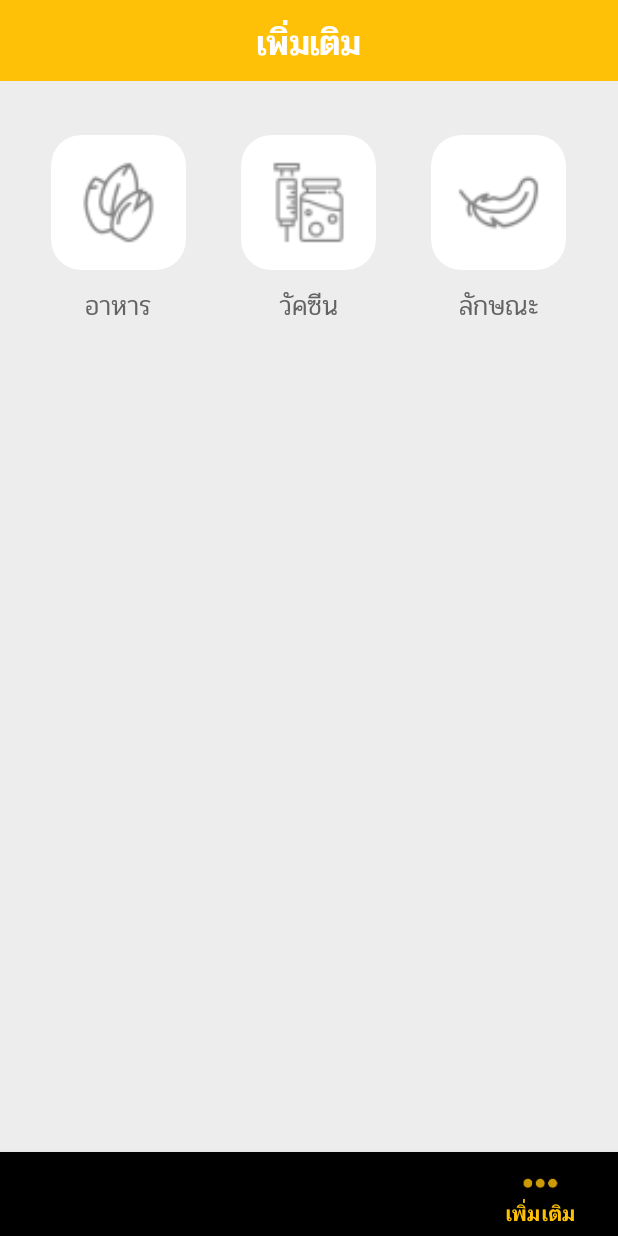
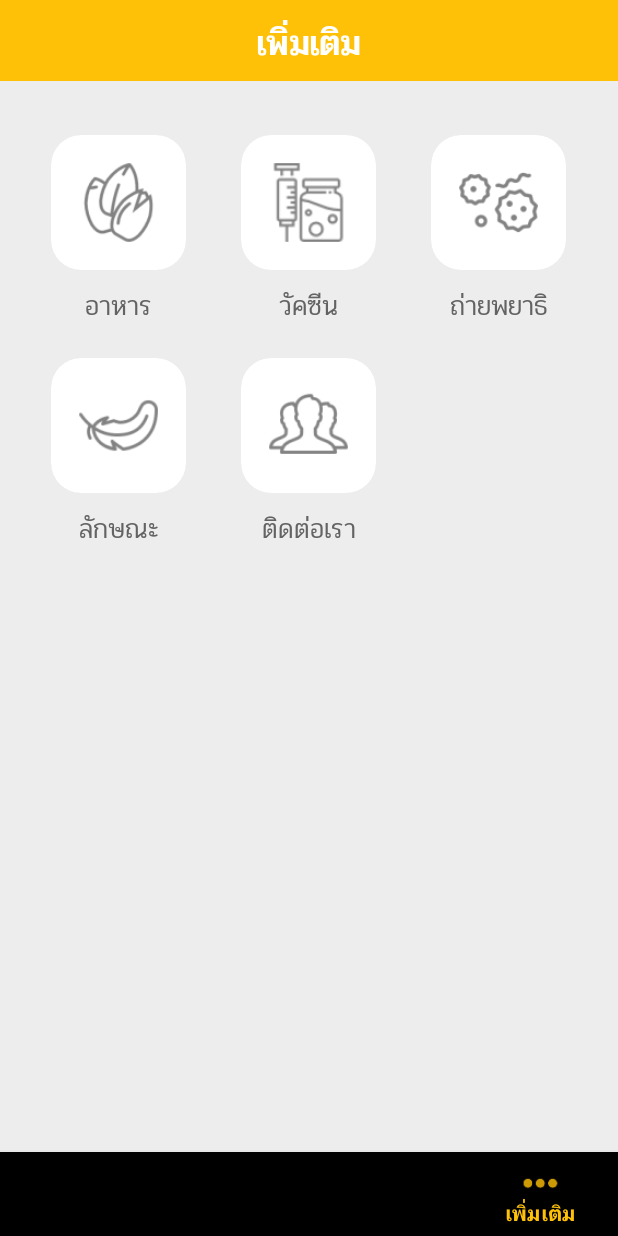
Before and after one commit to MelonDev/Thai-NativeChickenExpertSystem, an Android app: the screen it shows after launch (MainActivity), item 4 of the bottom bar chosen, on a phone screen of 412 x 824 dp. Run offline under Robolectric (Android 15) with nearby library versions, the phone set to English and light mode, and no system bars; our stand-ins replace Firebase (no records; nobody signed in at launch, a user with empty details on screens opened directly), FlexboxLayout, Picasso; libraries missing offline, so code that uses them is left out: at.wirecube.additiveanimations, com.jaredrummler.android; plain views replace BottomBar; pictures from the network do not load; Roboto replaces fonts that are not available here; 1 statement that could not run was skipped.

Commit message:
13 July 2019

```diff
--- a/app/build.gradle
+++ b/app/build.gradle
@@ -13,8 +13,8 @@ android {
         applicationId "th.ac.up.agr.thai_nativechickenexpertsystem"
         minSdkVersion 23
         targetSdkVersion 28
-        versionCode 6
-        versionName "0.6"
+        versionCode 7
+        versionName "0.7"
         testInstrumentationRunner "android.support.test.runner.AndroidJUnitRunner"
     }
     buildTypes {
--- a/app/src/main/java/th/ac/up/agr/thai_nativechickenexpertsystem/Adapter/MoreMenuAdapter.kt
+++ b/app/src/main/java/th/ac/up/agr/thai_nativechickenexpertsystem/Adapter/MoreMenuAdapter.kt
@@ -6,6 +6,7 @@ import android.graphics.BitmapFactory
 import android.view.LayoutInflater
 import android.view.ViewGroup
 import androidx.recyclerview.widget.RecyclerView
+import com.bumptech.glide.Glide
 import com.squareup.picasso.Picasso
 import th.ac.up.agr.thai_nativechickenexpertsystem.ContainerActivity
 import th.ac.up.agr.thai_nativechickenexpertsystem.Data.IconSet
@@ -37,13 +38,21 @@ class MoreMenuAdapter(val context: Context, val data: ArrayList<IconSet>) : Recy
 
         //val option = BitmapFactory.Options()
         //option.inSampleSize =
-        val bitmap = BitmapFactory.decodeResource(context.resources, slot.image)
-        holder.imageView.setImageBitmap(bitmap)
+        //val bitmap = BitmapFactory.decodeResource(context.resources, slot.image)
+        //holder.imageView.setImageBitmap(bitmap)
+
+        Glide.with(context).load(slot.image).into(holder.imageView)
 
         holder.imageView.setOnClickListener {
-            val intent = Intent(context, ContainerActivity::class.java)
+            var intent :Intent = Intent()
+            if(slot.activity != null){
+                intent = Intent(context, slot.activity::class.java)
+            }else {
+                intent = Intent(context, ContainerActivity::class.java)
+            }
             intent.putExtra("TITLE",slot.name)
-            context.startActivity(intent) }
+            context.startActivity(intent)
+        }
 
     }
 }
--- a/app/src/main/java/th/ac/up/agr/thai_nativechickenexpertsystem/Data/IconSet.kt
+++ b/app/src/main/java/th/ac/up/agr/thai_nativechickenexpertsystem/Data/IconSet.kt
@@ -1,5 +1,7 @@
 package th.ac.up.agr.thai_nativechickenexpertsystem.Data
 
-data class IconSet(val name: String, val image: Int){
+import android.app.Activity
+
+data class IconSet(val name: String, val image: Int,val activity :Activity?){
 
 }
--- a/app/src/main/java/th/ac/up/agr/thai_nativechickenexpertsystem/Fragment/TabFifthFragment.kt
+++ b/app/src/main/java/th/ac/up/agr/thai_nativechickenexpertsystem/Fragment/TabFifthFragment.kt
@@ -1,5 +1,6 @@
 package th.ac.up.agr.thai_nativechickenexpertsystem.Fragment
 
+import android.app.Activity
 import android.os.Bundle
 import android.view.LayoutInflater
 import android.view.View
@@ -17,12 +18,14 @@ class TabFifthFragment : Fragment() {
     override fun onCreateView(inflater: LayoutInflater, container: ViewGroup?, savedInstanceState: Bundle?): View? {
         val view = inflater.inflate(R.layout.fragment_tab_fifth, container, false)
         val arr = ArrayList<IconSet>()
-        arr.add(setIconSet("อาหาร",R.drawable.ic_seed_off))
-        arr.add(setIconSet("วัคซีน",R.drawable.ic_vaccine))
-        arr.add(setIconSet("ลักษณะ",R.drawable.ic_feather_off))
+        arr.add(setIconSet("อาหาร",R.drawable.ic_seed_off,null))
+        arr.add(setIconSet("วัคซีน",R.drawable.ic_vaccine,null))
+        arr.add(setIconSet("ถ่ายพยาธิ",R.drawable.bacteria_off,null))
+        arr.add(setIconSet("ลักษณะ",R.drawable.ic_feather_off,null))
+        arr.add(setIconSet("ติดต่อเรา",R.drawable.ic_people_off,null))
+        //arr.add(setIconSet("ติดต่อเรา",R.drawable.ic_people_off))
+
         //arr.add(setIconSet("Privacy Policy",R.drawable.ic_seed_off))
-
-
 
         val recyclerView = QuickRecyclerView(view.context
                 , view.more_recyclerview
@@ -39,8 +42,8 @@ class TabFifthFragment : Fragment() {
         return view
     }
 
-    private fun setIconSet(name: String,ID :Int) : IconSet{
-        return IconSet(name,ID)
+    private fun setIconSet(name: String,ID :Int,activity :Activity?) : IconSet{
+        return IconSet(name,ID,activity)
     }
 
 }// Required empty public constructor
--- a/app/src/main/res/menu/menu_main.xml
+++ b/app/src/main/res/menu/menu_main.xml
@@ -8,7 +8,6 @@
         android:icon="@drawable/tab1s_icon"
         android:title="@string/tab_1"
         app:showAsAction="ifRoom" />
-
     <item
         android:id="@+id/tab3"
         android:enabled="true"
--- a/app/src/main/res/values/strings.xml
+++ b/app/src/main/res/values/strings.xml
@@ -15,7 +15,7 @@
     <string name="test">จะแสดงพฤติกรรมเดินนำหน้าโดยหันก้นให้กระบืออีกตัว หรือเดินตามกระบือตัวอื่นๆ เหมือนการเกี้ยวพาราสีของกระบือเพศผู้กับเพศเมีย ช่วงเวลาขณะแสดงพฤติกรรมประมาณ 10-15 วินาที</string>
 
 
-    <string name="tab_4">โรคของไก่</string>
+    <string name="tab_4">โรค</string>
     <string name="tab_5">เพิ่มเติม</string>
     <string name="title_activity_sub_main">SubMainActivity</string>
     <string name="title_activity_chicken_datail">ChickenDatailActivity</string>
--- a/build.gradle
+++ b/build.gradle
@@ -7,7 +7,7 @@ buildscript {
         jcenter()
     }
     dependencies {
-        classpath 'com.android.tools.build:gradle:3.3.0'
+        classpath 'com.android.tools.build:gradle:3.4.2'
         classpath "org.jetbrains.kotlin:kotlin-gradle-plugin:$kotlin_version"
 
         // NOTE: Do not place your application dependencies here; they belong
```
Also changed, not shown: app/src/main/res/drawable/ic_settings.xml (added, +5 -0 lines), gradle/wrapper/gradle-wrapper.properties.
